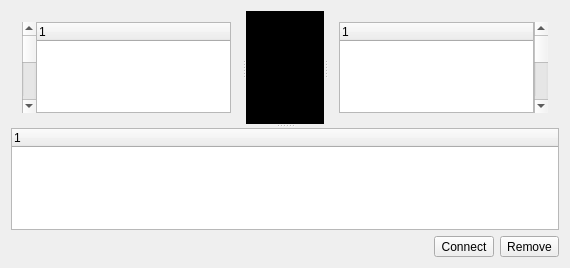
Qt form muse2/muse/mixer/routedialogbase.ui (emrum/muse) before a commit.
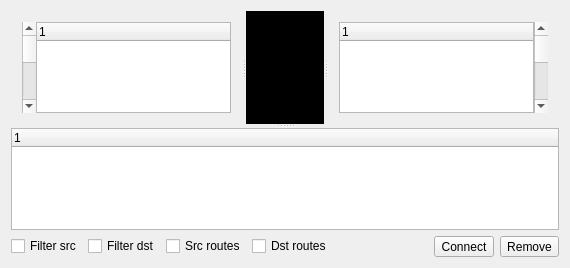
The same form after that commit. Custom widgets are drawn as their Qt base class.

Diff of the .ui file:
```diff
--- a/muse2/muse/mixer/routedialogbase.ui
+++ b/muse2/muse/mixer/routedialogbase.ui
@@ -195,6 +195,34 @@
    </item>
    <item>
     <layout class="QHBoxLayout" name="horizontalLayout">
+     <item>
+      <widget class="QCheckBox" name="filterSrcButton">
+       <property name="text">
+        <string>Filter src</string>
+       </property>
+      </widget>
+     </item>
+     <item>
+      <widget class="QCheckBox" name="filterDstButton">
+       <property name="text">
+        <string>Filter dst</string>
+       </property>
+      </widget>
+     </item>
+     <item>
+      <widget class="QCheckBox" name="srcRoutesButton">
+       <property name="text">
+        <string>Src routes</string>
+       </property>
+      </widget>
+     </item>
+     <item>
+      <widget class="QCheckBox" name="dstRoutesButton">
+       <property name="text">
+        <string>Dst routes</string>
+       </property>
+      </widget>
+     </item>
      <item>
       <spacer name="horizontalSpacer">
        <property name="orientation">
```
Left out of the diff: 4 changed lines with no effect on the pictures.
